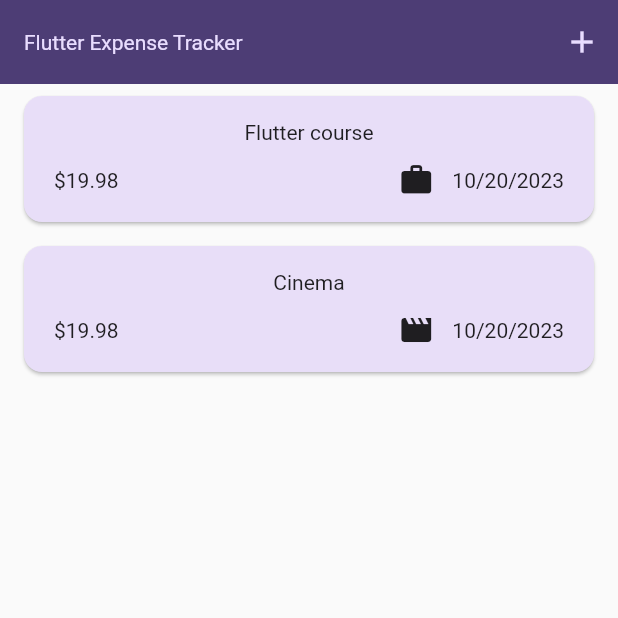
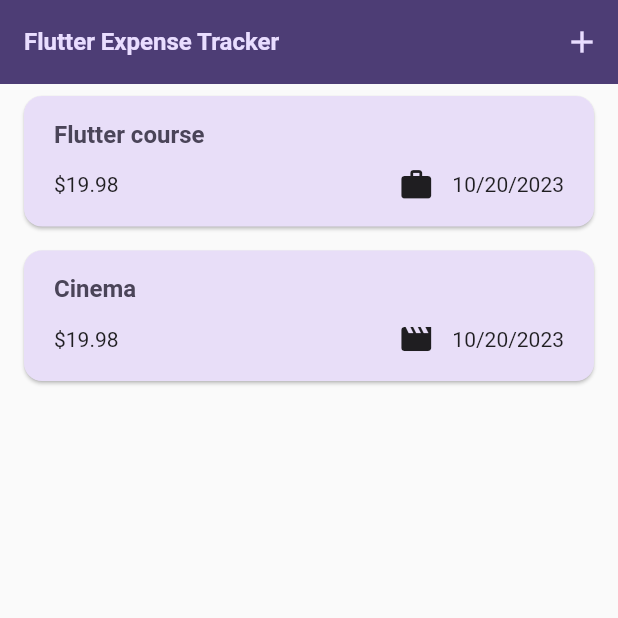
Before and after one commit to roshan129/FlutterExpenseTracker, a Flutter app: the screen it shows after launch, on a phone screen of 412 x 824 dp, the top half of it. Run offline on Flutter 3.47's test engine with Material 2 defaults, Android fonts, the phone set to English and light mode, and no system bars.

```diff
--- a/lib/widgets/expenses_lists/expense_item.dart
+++ b/lib/widgets/expenses_lists/expense_item.dart
@@ -14,8 +14,12 @@ class ExpenseItem extends StatelessWidget {
       child: Padding(
         padding: const EdgeInsets.symmetric(horizontal: 20, vertical: 16),
         child: Column(
+          crossAxisAlignment: CrossAxisAlignment.start,
           children: [
-            Text(expense.title),
+            Text(
+              expense.title,
+              style: Theme.of(context).textTheme.titleLarge,
+            ),
             const SizedBox(
               height: 12,
             ),
--- a/lib/widgets/expenses_lists/expesnse_list.dart
+++ b/lib/widgets/expenses_lists/expesnse_list.dart
@@ -16,6 +16,11 @@ class ExpenseList extends StatelessWidget {
         itemCount: expenses.length,
         itemBuilder: ((context, index) => Dismissible(
               key: ValueKey(expenses[index]),
+              background: Container(
+                color: Theme.of(context).colorScheme.error.withOpacity(.75),
+                margin: EdgeInsets.symmetric(
+                    horizontal: Theme.of(context).cardTheme.margin!.horizontal),
+              ),
               onDismissed: (direction) {
                 onRemoveExpense(expenses[index]);
               },
```
Also changed, not shown: lib/main.dart (+22 -3 lines), lib/models/expense.dart (+17 -0 lines).
